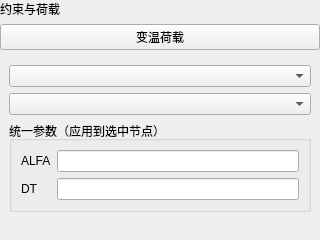
First picture: the form in plugins/Base_PhysicalField/TemperatureLoadPage.ui, repository asd977/base_cae, before the edit.
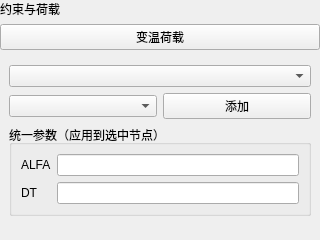
Second picture: the form after the edit. Custom widgets are drawn as their Qt base class.

Commit message: Move physical field batch-add buttons into UI layouts

Diff of the .ui file:
```diff
--- a/plugins/Base_PhysicalField/TemperatureLoadPage.ui
+++ b/plugins/Base_PhysicalField/TemperatureLoadPage.ui
@@ -56,7 +56,18 @@
     <widget class="CustomComboBox" name="comboBoxDim" />
    </item>
    <item>
-    <widget class="CustomComboBox" name="comboBoxGroup" />
+        <layout class="QHBoxLayout" name="horizontalLayoutGroupSelect">
+     <item>
+      <widget class="CustomComboBox" name="comboBoxGroup" />
+     </item>
+     <item>
+      <widget class="QPushButton" name="btnBatchAdd">
+       <property name="text">
+        <string>添加</string>
+       </property>
+      </widget>
+     </item>
+    </layout>
    </item>
    <item>
     <widget class="QGroupBox" name="groupBoxParams">
```
The commit also changes 19 other files.
